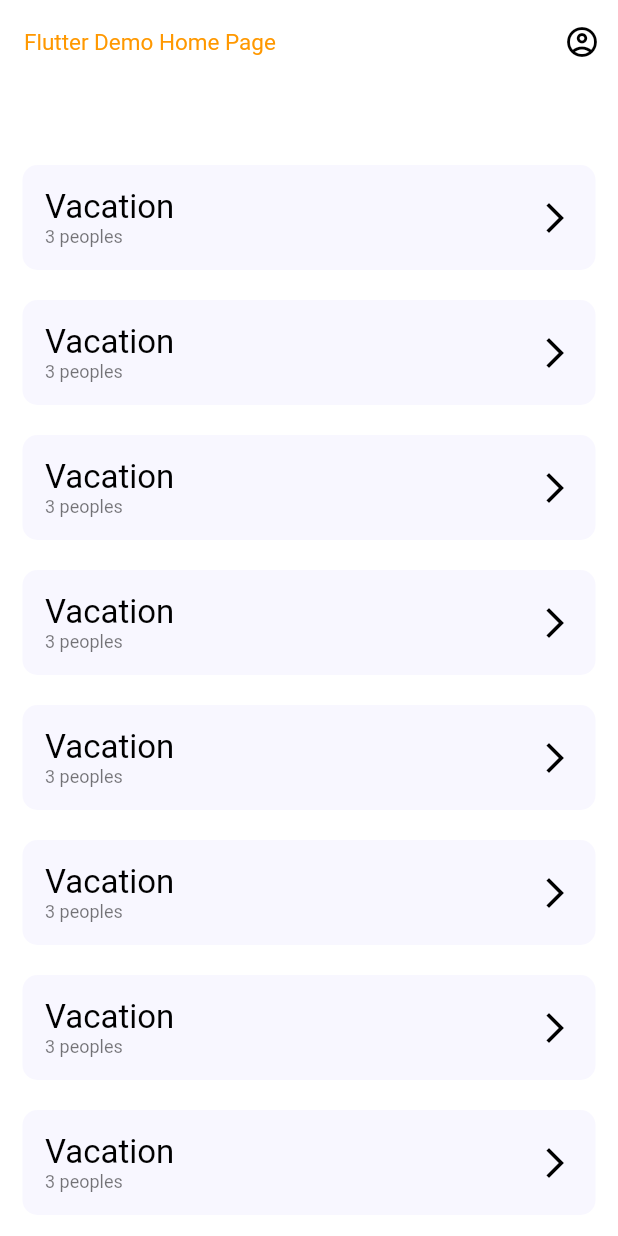
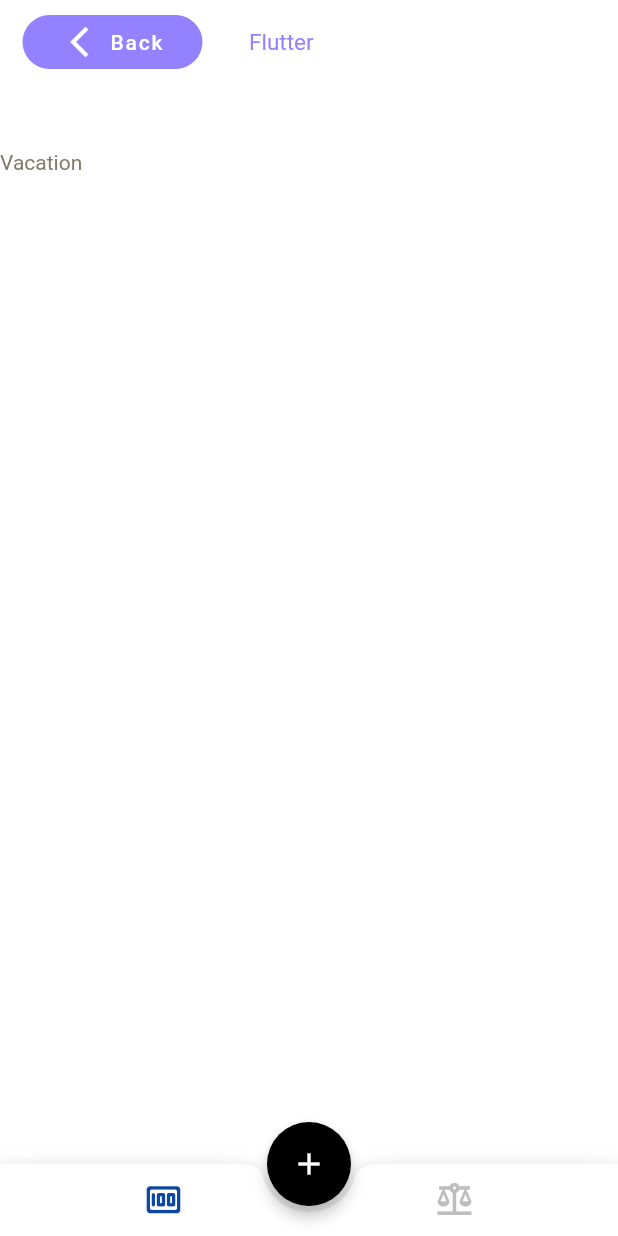
Before and after one commit to levydanqc/sums-up, a Flutter app: the screen it shows after launch, after a tap on "Vacation", on a phone screen of 412 x 824 dp. Run offline on Flutter 3.47's test engine with Material 2 defaults, Android fonts, the phone set to English and light mode, and no system bars.

Commit message:
Add bottom bar and header

```diff
--- a/lib/themes/light_theme.dart
+++ b/lib/themes/light_theme.dart
@@ -10,7 +10,7 @@ ThemeData customLightTheme() {
         fontSize: 22.0,
         color: Colors.black,
       ),
-      headline6: base.headline6?.copyWith(fontSize: 15.0, color: Colors.orange),
+      headline6: base.headline6?.copyWith(fontSize: 15.0, color: primary),
       headline4: base.headline1?.copyWith(
         fontSize: 24.0,
         color: Colors.black,
--- /dev/null
+++ b/lib/views/budget.dart
@@ -0,0 +1,83 @@
+import 'package:flutter/material.dart';
+import 'package:sums_up/widgets/header.dart';
+
+class Budget extends StatefulWidget {
+  final String title;
+
+  const Budget({super.key, required this.title});
+
+  @override
+  State<Budget> createState() => _BudgetState();
+}
+
+class _BudgetState extends State<Budget> {
+  bool isBalance = false;
+
+  @override
+  Widget build(BuildContext context) {
+    return Scaffold(
+      appBar: const Header(
+        isBack: true,
+      ),
+      body: SafeArea(
+        child: Text(widget.title),
+      ),
+      floatingActionButtonLocation: FloatingActionButtonLocation.centerDocked,
+      floatingActionButton: FloatingActionButton(
+        heroTag: widget.key,
+        onPressed: () {},
+        tooltip: "Ajouter un element",
+        elevation: 4.0,
+        child: Container(
+          margin: const EdgeInsets.all(15.0),
+          child: const Icon(Icons.add),
+        ),
+      ),
+      bottomNavigationBar: BottomAppBar(
+        shape: const CircularNotchedRectangle(),
+        //color of the BottomAppBar
+        color: Colors.white,
+        child: Container(
+          margin: const EdgeInsets.only(left: 12.0, right: 12.0),
+          child: Row(
+            mainAxisSize: MainAxisSize.max,
+            mainAxisAlignment: MainAxisAlignment.spaceBetween,
+            children: <Widget>[
+              Expanded(
+                child: IconButton(
+                  onPressed: () {
+                    setState(() {
+                      isBalance = !isBalance;
+                    });
+                  },
+                  iconSize: 27.0,
+                  icon: Icon(
+                    Icons.money_rounded,
+                    color:
+                        isBalance ? Colors.grey.shade400 : Colors.blue.shade900,
+                  ),
+                ),
+              ),
+              //to leave space in between the bottom app bar items and below the FAB
+              Expanded(
+                child: IconButton(
+                  onPressed: () {
+                    setState(() {
+                      isBalance = !isBalance;
+                    });
+                  },
+                  iconSize: 27.0,
+                  icon: Icon(
+                    Icons.balance_outlined,
+                    color:
+                        isBalance ? Colors.blue.shade900 : Colors.grey.shade400,
+                  ),
+                ),
+              ),
+            ],
+          ),
+        ),
+      ),
+    );
+  }
+}
--- a/lib/views/home.dart
+++ b/lib/views/home.dart
@@ -15,9 +15,7 @@ class _HomeState extends State<Home> {
   @override
   Widget build(BuildContext context) {
     return Scaffold(
-      appBar: Header(
-        height: const Size.fromHeight(100).height,
-      ),
+      appBar: const Header(isAccount: true),
       body: SafeArea(
         child: ListView.builder(
           itemBuilder: (context, index) {
--- a/lib/widgets/budgets/item_budget.dart
+++ b/lib/widgets/budgets/item_budget.dart
@@ -1,6 +1,7 @@
 import 'package:flutter/material.dart';
 
 import '../../themes/constants.dart';
+import '../../views/budget.dart';
 
 class ItemBudget extends StatelessWidget {
   const ItemBudget({super.key, required String title, required int count});
@@ -14,7 +15,12 @@ class ItemBudget extends StatelessWidget {
         borderRadius: BorderRadius.circular(10),
         child: InkWell(
           borderRadius: BorderRadius.circular(10),
-          onTap: () {},
+          onTap: () {
+            Navigator.push(
+              context,
+              MaterialPageRoute(builder: (context) => const Budget(title: 'Vacation')),
+            );
+          },
           child: Container(
             padding: const EdgeInsets.all(15),
             child: Row(
--- a/lib/widgets/header.dart
+++ b/lib/widgets/header.dart
@@ -1,20 +1,41 @@
 import 'package:flutter/material.dart';
+import 'package:sums_up/themes/constants.dart';
 
 class Header extends StatelessWidget implements PreferredSizeWidget {
-  final double height;
+  final double height = 100;
+  final bool isAccount;
+  final bool isBack;
 
-  const Header({Key? key, required this.height}) : super(key: key);
+  const Header({Key? key, this.isAccount = false, this.isBack = false})
+      : super(key: key);
 
   @override
   Widget build(BuildContext context) {
     return AppBar(
-      title: const Text('Flutter Demo Home Page'),
+      title: const Text('Flutter'),
       actions: <Widget>[
-        IconButton(
-          icon: const Icon(Icons.account_circle_outlined),
-          onPressed: () {},
-        ),
+        if (isAccount)
+          IconButton(
+            icon: const Icon(Icons.account_circle_outlined),
+            onPressed: () {},
+          ),
       ],
+      leadingWidth: 150,
+      leading: isBack
+          ? Container(
+              margin: const EdgeInsets.symmetric(horizontal: 15, vertical: 10),
+              child: FloatingActionButton.extended(
+                elevation: 0,
+                extendedPadding: const EdgeInsets.all(10),
+                backgroundColor: primary,
+                label: const Text('Back'),
+                icon: const Icon(Icons.arrow_back_ios_new_outlined),
+                onPressed: () {
+                  Navigator.pop(context);
+                },
+              ),
+            )
+          : null,
     );
   }
 
```
